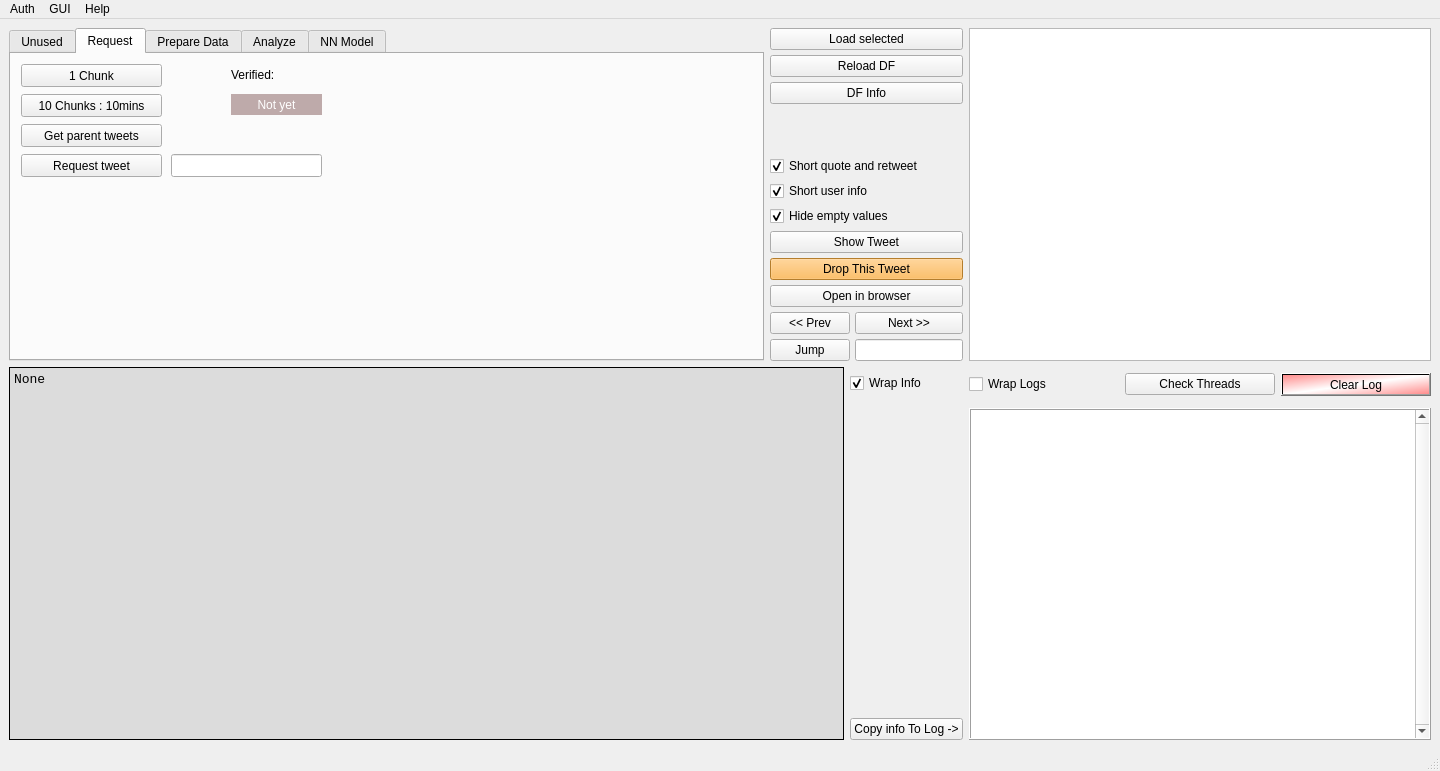
Qt form twitter_analyzer/gui/GUI_QT.ui (GrzegorzKrug/TwitterAnalyzer) before a commit.
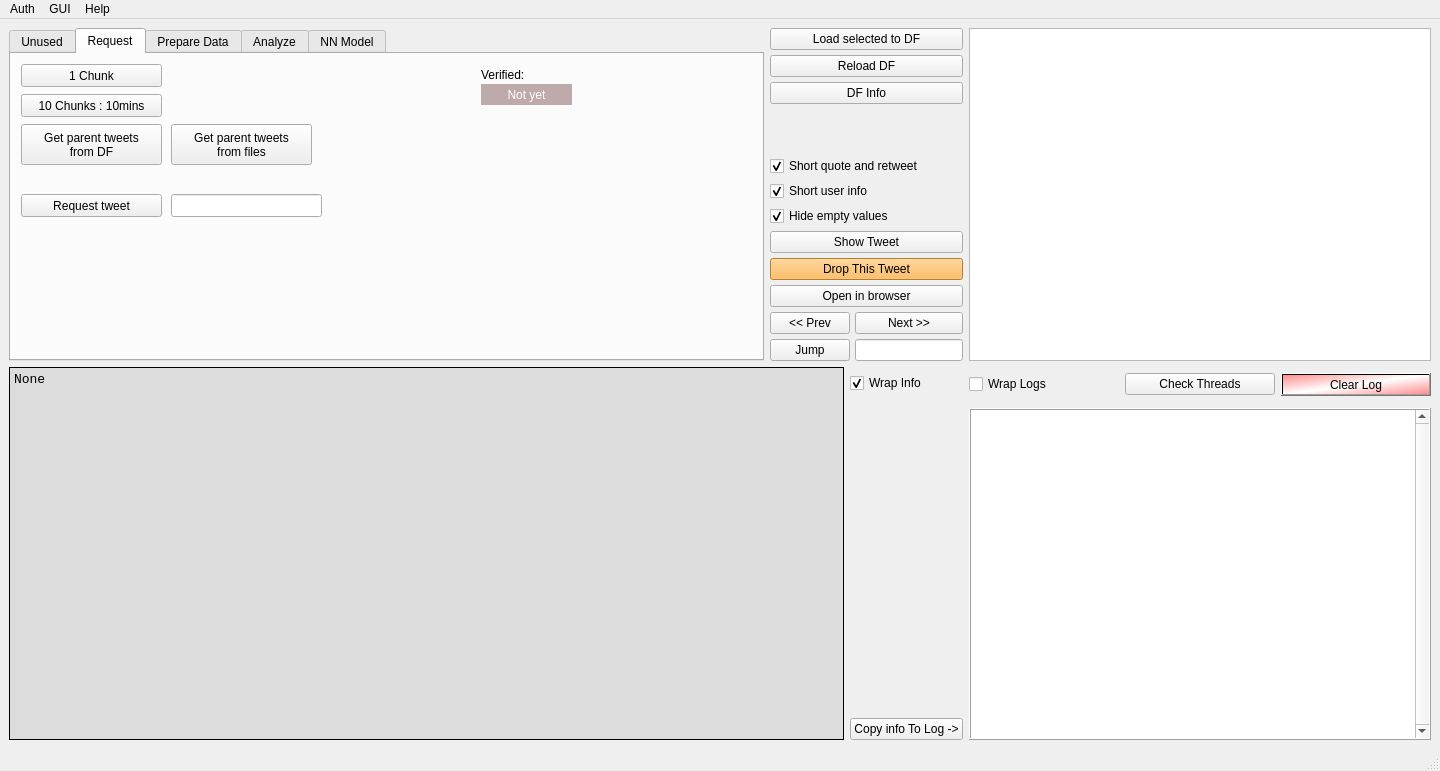
The same form after that commit.

```diff
--- a/twitter_analyzer/gui/GUI_QT.ui
+++ b/twitter_analyzer/gui/GUI_QT.ui
@@ -248,7 +248,7 @@
            <string>Loads files from tree.</string>
           </property>
           <property name="text">
-           <string>Load selected</string>
+           <string>Load selected to DF</string>
           </property>
          </widget>
         </item>
@@ -535,7 +535,7 @@
          <widget class="QLabel" name="label">
           <property name="geometry">
            <rect>
-            <x>220</x>
+            <x>470</x>
             <y>10</y>
             <width>81</width>
             <height>21</height>
@@ -548,8 +548,8 @@
          <widget class="QLabel" name="label_login_status">
           <property name="geometry">
            <rect>
-            <x>220</x>
-            <y>40</y>
+            <x>470</x>
+            <y>30</y>
             <width>91</width>
             <height>21</height>
            </rect>
@@ -574,18 +574,19 @@
             <x>10</x>
             <y>70</y>
             <width>141</width>
-            <height>23</height>
+            <height>41</height>
            </rect>
           </property>
           <property name="text">
-           <string>Get parent tweets</string>
+           <string>Get parent tweets
+from DF</string>
           </property>
          </widget>
          <widget class="QPushButton" name="pushButton_Request_Status">
           <property name="geometry">
            <rect>
             <x>10</x>
-            <y>100</y>
+            <y>140</y>
             <width>141</width>
             <height>23</height>
            </rect>
@@ -601,7 +602,7 @@
           <property name="geometry">
            <rect>
             <x>160</x>
-            <y>100</y>
+            <y>140</y>
             <width>151</width>
             <height>23</height>
            </rect>
@@ -610,6 +611,20 @@
            <string>Input index for Jump button.</string>
           </property>
          </widget>
+         <widget class="QPushButton" name="pushButton_request_parent_tweets_from_files">
+          <property name="geometry">
+           <rect>
+            <x>160</x>
+            <y>70</y>
+            <width>141</width>
+            <height>41</height>
+           </rect>
+          </property>
+          <property name="text">
+           <string>Get parent tweets
+from files</string>
+          </property>
+         </widget>
         </widget>
         <widget class="QWidget" name="PrepareData">
          <attribute name="title">
```
Left out of the diff: 10 changed lines with no effect on the pictures.
